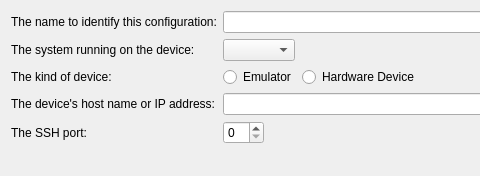
Qt form src/plugins/remotelinux/maemodeviceconfigwizardstartpage.ui (qt-creator/qt-creator) before a commit; both pictures show x 0 to 480 and y 0 to 176 of the 721 by 176 pixel window.
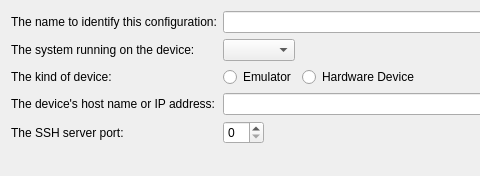
The same form after that commit.

What changed in the file:
```diff
--- a/src/plugins/remotelinux/maemodeviceconfigwizardstartpage.ui
+++ b/src/plugins/remotelinux/maemodeviceconfigwizardstartpage.ui
@@ -102,7 +102,7 @@
    <item row="4" column="0">
     <widget class="QLabel" name="sshPortLabel">
      <property name="text">
-      <string>The SSH port:</string>
+      <string>The SSH server port:</string>
      </property>
     </widget>
    </item>
```
